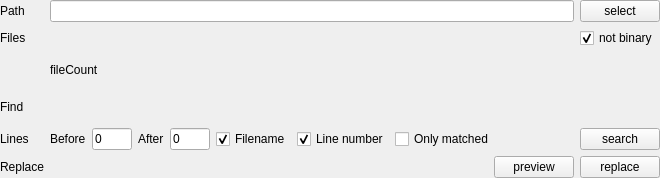
Qt form src/widget/searchoptionswidget.ui (mugiseyebrows/mugi-grep) before a commit.
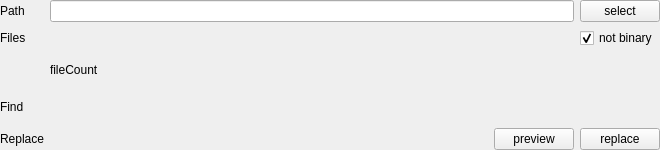
The same form after that commit. Custom widgets are drawn as their Qt base class.

The edit to the form file:
```diff
--- a/src/widget/searchoptionswidget.ui
+++ b/src/widget/searchoptionswidget.ui
@@ -7,7 +7,7 @@
     <x>0</x>
     <y>0</y>
     <width>660</width>
-    <height>178</height>
+    <height>150</height>
    </rect>
   </property>
   <property name="windowTitle">
@@ -28,19 +28,8 @@
    </property>
    <item>
     <layout class="QGridLayout" name="gridLayout">
-     <item row="4" column="0">
-      <widget class="QLabel" name="label_6">
-       <property name="text">
-        <string>Lines</string>
-       </property>
-      </widget>
-     </item>
-     <item row="2" column="1">
-      <widget class="QLabel" name="fileCount">
-       <property name="text">
-        <string>fileCount</string>
-       </property>
-      </widget>
+     <item row="3" column="1">
+      <widget class="RXInput" name="search" native="true"/>
      </item>
      <item row="0" column="2">
       <widget class="QPushButton" name="selectPath">
@@ -49,22 +38,8 @@
        </property>
       </widget>
      </item>
-     <item row="1" column="2">
-      <widget class="QCheckBox" name="notBinary">
-       <property name="text">
-        <string>not binary</string>
-       </property>
-       <property name="checked">
-        <bool>true</bool>
-       </property>
-      </widget>
-     </item>
-     <item row="1" column="0">
-      <widget class="QLabel" name="label_4">
-       <property name="text">
-        <string>Files</string>
-       </property>
-      </widget>
+     <item row="1" column="1">
+      <widget class="RXPathInput" name="filter" native="true"/>
      </item>
      <item row="3" column="0">
       <widget class="QLabel" name="label_3">
@@ -76,124 +51,31 @@
      <item row="0" column="1">
       <widget class="QLineEdit" name="path"/>
      </item>
-     <item row="0" column="0">
-      <widget class="QLabel" name="label">
+     <item row="1" column="0">
+      <widget class="QLabel" name="label_4">
        <property name="text">
-        <string>Path</string>
+        <string>Files</string>
        </property>
       </widget>
      </item>
-     <item row="1" column="1">
-      <widget class="RXPathInput" name="filter" native="true"/>
-     </item>
-     <item row="3" column="1">
-      <widget class="RXInput" name="exp" native="true"/>
-     </item>
-     <item row="5" column="0">
+     <item row="4" column="0">
       <widget class="QLabel" name="replaceLabel">
        <property name="text">
         <string>Replace</string>
        </property>
       </widget>
      </item>
+     <item row="1" column="2">
+      <widget class="QCheckBox" name="notBinary">
+       <property name="text">
+        <string>not binary</string>
+       </property>
+       <property name="checked">
+        <bool>true</bool>
+       </property>
+      </widget>
+     </item>
      <item row="4" column="1" colspan="2">
-      <layout class="QHBoxLayout" name="horizontalLayout_2">
-       <item>
-        <widget class="QLabel" name="label_7">
-         <property name="text">
-          <string>Before</string>
-         </property>
-        </widget>
-       </item>
-       <item>
-        <widget class="IntLineEdit" name="linesBefore">
-         <property name="sizePolicy">
-          <sizepolicy hsizetype="Minimum" vsizetype="Fixed">
-           <horstretch>0</horstretch>
-           <verstretch>0</verstretch>
-          </sizepolicy>
-         </property>
-         <property name="maximumSize">
-          <size>
-           <width>40</width>
-           <height>16777215</height>
-          </size>
-         </property>
-         <property name="text">
-          <string>0</string>
-         </property>
-        </widget>
-       </item>
-       <item>
-        <widget class="QLabel" name="label_8">
-         <property name="text">
-          <string>After</string>
-         </property>
-        </widget>
-       </item>
-       <item>
-        <widget class="IntLineEdit" name="linesAfter">
-         <property name="maximumSize">
-          <size>
-           <width>40</width>
-           <height>16777215</height>
-          </size>
-         </property>
-         <property name="text">
-          <string>0</string>
-         </property>
-        </widget>
-       </item>
-       <item>
-        <widget class="QCheckBox" name="showFileName">
-         <property name="text">
-          <string>Filename</string>
-         </property>
-         <property name="checked">
-          <bool>true</bool>
-         </property>
-        </widget>
-       </item>
-       <item>
-        <widget class="QCheckBox" name="showLineNumber">
-         <property name="text">
-          <string>Line number</string>
-         </property>
-         <property name="checked">
-          <bool>true</bool>
-         </property>
-        </widget>
-       </item>
-       <item>
-        <widget class="QCheckBox" name="onlyMatched">
-         <property name="text">
-          <string>Only matched</string>
-         </property>
-        </widget>
-       </item>
-       <item>
-        <spacer name="horizontalSpacer">
-         <property name="orientation">
-          <enum>Qt::Horizontal</enum>
-         </property>
-         <property name="sizeHint" stdset="0">
-          <size>
-           <width>40</width>
-           <height>20</height>
-          </size>
-         </property>
-        </spacer>
-       </item>
-       <item>
-        <widget class="QPushButton" name="search">
-         <property name="text">
-          <string>search</string>
-         </property>
-        </widget>
-       </item>
-      </layout>
-     </item>
-     <item row="5" column="1" colspan="2">
       <layout class="QHBoxLayout" name="horizontalLayout" stretch="1,0,0">
        <item>
         <widget class="RXReplaceInput" name="replacement" native="true"/>
@@ -214,16 +96,25 @@
        </item>
       </layout>
      </item>
+     <item row="2" column="1">
+      <widget class="QLabel" name="fileCount">
+       <property name="text">
+        <string>fileCount</string>
+       </property>
+      </widget>
+     </item>
+     <item row="0" column="0">
+      <widget class="QLabel" name="label">
+       <property name="text">
+        <string>Path</string>
+       </property>
+      </widget>
+     </item>
     </layout>
    </item>
   </layout>
  </widget>
  <customwidgets>
-  <customwidget>
-   <class>IntLineEdit</class>
-   <extends>QLineEdit</extends>
-   <header>widget/intlineedit.h</header>
-  </customwidget>
   <customwidget>
    <class>RXPathInput</class>
    <extends>QWidget</extends>
```
